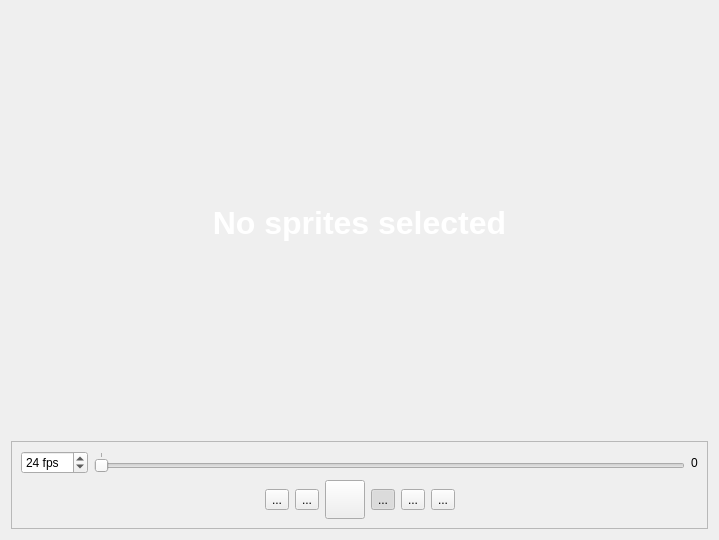
Qt form SpriteSheetPacker/AnimationPreviewDialog.ui (amakaseev/sprite-sheet-packer) before a commit.
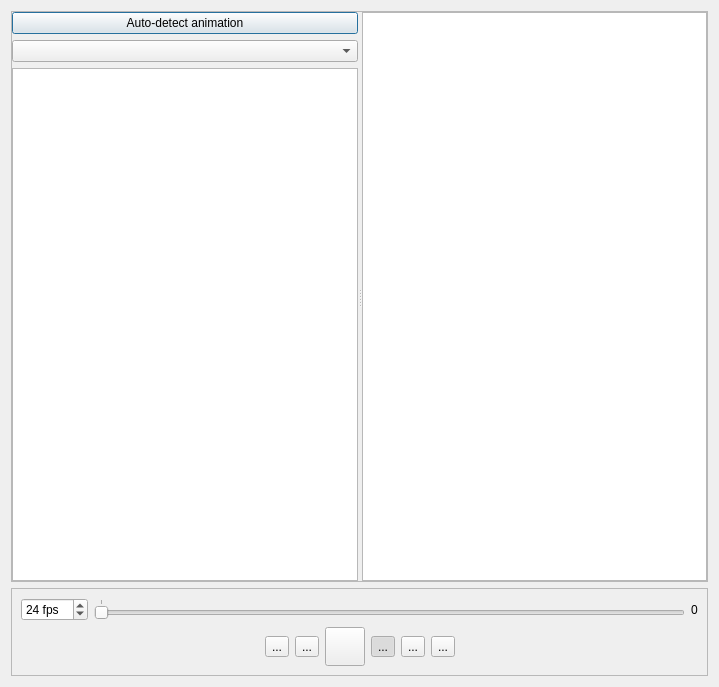
The same form after that commit. Icons and pictures are not drawn. Custom widgets are drawn as their Qt base class.

Commit message: refactor animation preview dialog

Diff of the .ui file:
```diff
--- a/SpriteSheetPacker/AnimationPreviewDialog.ui
+++ b/SpriteSheetPacker/AnimationPreviewDialog.ui
@@ -7,7 +7,7 @@
     <x>0</x>
     <y>0</y>
     <width>719</width>
-    <height>540</height>
+    <height>687</height>
    </rect>
   </property>
   <property name="windowTitle">
@@ -17,65 +17,36 @@
    <iconset resource="resources.qrc">
     <normaloff>:/res/icon-animation.png</normaloff>:/res/icon-animation.png</iconset>
   </property>
-  <layout class="QVBoxLayout" name="verticalLayout_2">
+  <layout class="QVBoxLayout" name="verticalLayout_3">
    <item>
-    <widget class="QLabel" name="previewLabel">
-     <property name="palette">
-      <palette>
-       <active>
-        <colorrole role="WindowText">
-         <brush brushstyle="SolidPattern">
-          <color alpha="255">
-           <red>255</red>
-           <green>255</green>
-           <blue>255</blue>
-          </color>
-         </brush>
-        </colorrole>
-       </active>
-       <inactive>
-        <colorrole role="WindowText">
-         <brush brushstyle="SolidPattern">
-          <color alpha="255">
-           <red>255</red>
-           <green>255</green>
-           <blue>255</blue>
-          </color>
-         </brush>
-        </colorrole>
-       </inactive>
-       <disabled>
-        <colorrole role="WindowText">
-         <brush brushstyle="SolidPattern">
-          <color alpha="255">
-           <red>127</red>
-           <green>127</green>
-           <blue>127</blue>
-          </color>
-         </brush>
-        </colorrole>
-       </disabled>
-      </palette>
-     </property>
-     <property name="font">
-      <font>
-       <pointsize>24</pointsize>
-       <weight>75</weight>
-       <bold>true</bold>
-      </font>
-     </property>
+    <widget class="QSplitter" name="splitter">
      <property name="frameShape">
-      <enum>QFrame::NoFrame</enum>
+      <enum>QFrame::StyledPanel</enum>
      </property>
-     <property name="text">
-      <string>No sprites selected</string>
+     <property name="orientation">
+      <enum>Qt::Horizontal</enum>
      </property>
-     <property name="scaledContents">
+     <property name="childrenCollapsible">
       <bool>false</bool>
      </property>
-     <property name="alignment">
-      <set>Qt::AlignCenter</set>
-     </property>
+     <widget class="QWidget" name="layoutWidget">
+      <layout class="QVBoxLayout" name="verticalLayout_2">
+       <item>
+        <widget class="QPushButton" name="pushButton">
+         <property name="text">
+          <string>Auto-detect animation</string>
+         </property>
+        </widget>
+       </item>
+       <item>
+        <widget class="QComboBox" name="comboBox"/>
+       </item>
+       <item>
+        <widget class="QTreeView" name="spritesTreeView"/>
+       </item>
+      </layout>
+     </widget>
+     <widget class="ZoomGraphicsView" name="graphicsView"/>
     </widget>
    </item>
    <item>
@@ -282,6 +253,13 @@
    </item>
   </layout>
  </widget>
+ <customwidgets>
+  <customwidget>
+   <class>ZoomGraphicsView</class>
+   <extends>QGraphicsView</extends>
+   <header>ZoomGraphicsView.h</header>
+  </customwidget>
+ </customwidgets>
  <resources>
   <include location="resources.qrc"/>
  </resources>
```
The commit also changes 9 other files.
